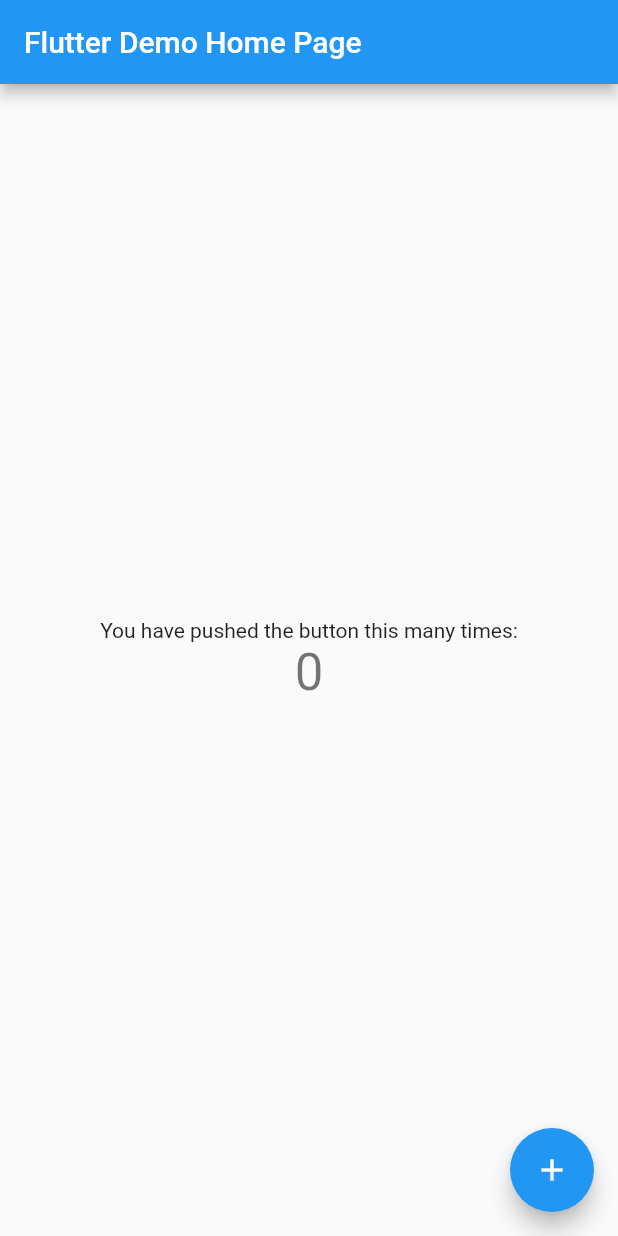
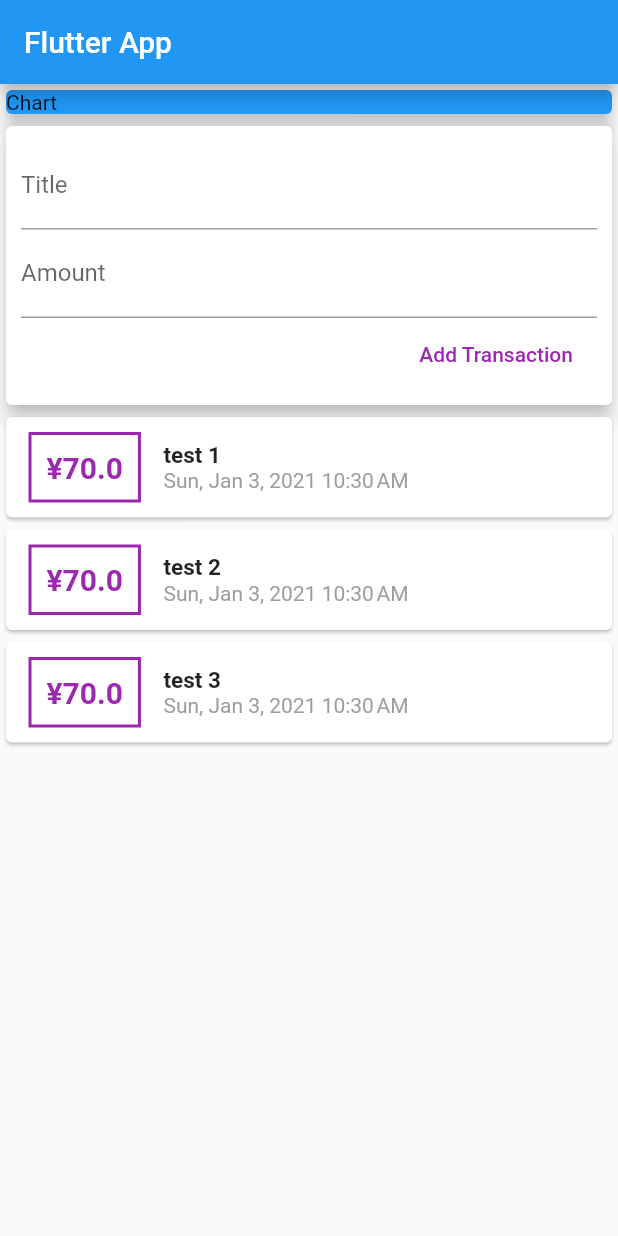
Before and after one commit to kananinirav/finance_app, a Flutter app: the screen it shows after launch, on a phone screen of 412 x 824 dp. Run offline on Flutter 3.47's test engine with Material 2 defaults, Android fonts, the phone set to English and light mode, and no system bars.

Commit message:
add new transaction to list done

```diff
--- /dev/null
+++ b/lib/View/create_transaction.dart
@@ -0,0 +1,44 @@
+import 'package:flutter/material.dart';
+
+class CreateTransaction extends StatelessWidget {
+  final Function addtx;
+  final titlecontroller = TextEditingController();
+  final amountController = TextEditingController();
+
+  CreateTransaction(this.addtx);
+
+  @override
+  Widget build(BuildContext context) {
+    return Card(
+      elevation: 5,
+      child: Container(
+        padding: EdgeInsets.all(10),
+        child: Column(
+          crossAxisAlignment: CrossAxisAlignment.end,
+          children: <Widget>[
+            TextField(
+              decoration: InputDecoration(labelText: 'Title'),
+              controller: titlecontroller,
+            ),
+            TextField(
+              decoration: InputDecoration(labelText: 'Amount'),
+              controller: amountController,
+            ),
+            FlatButton(
+              onPressed: () {
+                // print(titleInput);
+                // print(amountInput);
+                addtx(
+                    titlecontroller.text, double.parse(amountController.text));
+              },
+              child: Text(
+                'Add Transaction',
+              ),
+              textColor: Colors.purple,
+            )
+          ],
+        ),
+      ),
+    );
+  }
+}
--- /dev/null
+++ b/lib/View/transaction_list.dart
@@ -0,0 +1,50 @@
+import 'package:flutter/material.dart';
+import '../models/transaction.dart';
+import 'package:intl/intl.dart';
+
+class TransactionList extends StatelessWidget {
+  final List<Transaction> transactions;
+
+  TransactionList(this.transactions);
+
+  @override
+  Widget build(BuildContext context) {
+    return Column(
+      children: transactions.map((tx) {
+        return Card(
+          child: Row(
+            children: <Widget>[
+              Container(
+                  margin: EdgeInsets.symmetric(
+                    vertical: 10,
+                    horizontal: 15,
+                  ),
+                  decoration: BoxDecoration(
+                      border: Border.all(color: Colors.purple, width: 2)),
+                  padding: EdgeInsets.all(10),
+                  child: Text(
+                    '¥${tx.amount}',
+                    style: TextStyle(
+                        fontWeight: FontWeight.bold,
+                        fontSize: 20,
+                        color: Colors.purple),
+                  )),
+              Column(
+                crossAxisAlignment: CrossAxisAlignment.start,
+                children: [
+                  Text(tx.title,
+                      style:
+                          TextStyle(fontWeight: FontWeight.bold, fontSize: 15)),
+                  Text(
+                    DateFormat.yMMMEd().add_jm().format(tx.date),
+                    style: TextStyle(color: Colors.grey),
+                  )
+                ],
+              )
+            ],
+          ),
+        );
+      }).toList(),
+    );
+  }
+}
--- /dev/null
+++ b/lib/View/user_transactions.dart
@@ -0,0 +1,39 @@
+import 'package:flutter/material.dart';
+import './transaction_list.dart';
+import './create_transaction.dart';
+import '../models/transaction.dart';
+
+class UserTransactions extends StatefulWidget {
+  @override
+  _UserTransactionsState createState() => _UserTransactionsState();
+}
+
+class _UserTransactionsState extends State<UserTransactions> {
+  final List<Transaction> _userTtansactions = [
+    Transaction(id: '1', title: 'test 1', amount: 70, date: DateTime.now()),
+    Transaction(id: '2', title: 'test 2', amount: 70, date: DateTime.now()),
+    Transaction(id: '3', title: 'test 3', amount: 70, date: DateTime.now())
+  ];
+
+  void _addNewTransaction(String txTitle, double txAmount) {
+    final newTx = Transaction(
+        title: txTitle,
+        amount: txAmount,
+        date: DateTime.now(),
+        id: DateTime.now().toString());
+
+    setState(() {
+      _userTtansactions.add(newTx);
+    });
+  }
+
+  @override
+  Widget build(BuildContext context) {
+    return Column(
+      children: [
+        CreateTransaction(_addNewTransaction),
+        TransactionList(_userTtansactions)
+      ],
+    );
+  }
+}
--- a/lib/main.dart
+++ b/lib/main.dart
@@ -1,4 +1,5 @@
 import 'package:flutter/material.dart';
+import './View/user_transactions.dart';
 
 void main() {
   runApp(MyApp());
@@ -10,108 +11,34 @@ class MyApp extends StatelessWidget {
   Widget build(BuildContext context) {
     return MaterialApp(
       title: 'Flutter Demo',
-      theme: ThemeData(
-        // This is the theme of your application.
-        //
-        // Try running your application with "flutter run". You'll see the
-        // application has a blue toolbar. Then, without quitting the app, try
-        // changing the primarySwatch below to Colors.green and then invoke
-        // "hot reload" (press "r" in the console where you ran "flutter run",
-        // or simply save your changes to "hot reload" in a Flutter IDE).
-        // Notice that the counter didn't reset back to zero; the application
-        // is not restarted.
-        primarySwatch: Colors.blue,
-        // This makes the visual density adapt to the platform that you run
-        // the app on. For desktop platforms, the controls will be smaller and
-        // closer together (more dense) than on mobile platforms.
-        visualDensity: VisualDensity.adaptivePlatformDensity,
-      ),
-      home: MyHomePage(title: 'Flutter Demo Home Page'),
+      home: MyHomePage(),
     );
   }
 }
 
-class MyHomePage extends StatefulWidget {
-  MyHomePage({Key key, this.title}) : super(key: key);
-
-  // This widget is the home page of your application. It is stateful, meaning
-  // that it has a State object (defined below) that contains fields that affect
-  // how it looks.
-
-  // This class is the configuration for the state. It holds the values (in this
-  // case the title) provided by the parent (in this case the App widget) and
-  // used by the build method of the State. Fields in a Widget subclass are
-  // always marked "final".
-
-  final String title;
-
-  @override
-  _MyHomePageState createState() => _MyHomePageState();
-}
-
-class _MyHomePageState extends State<MyHomePage> {
-  int _counter = 0;
-
-  void _incrementCounter() {
-    setState(() {
-      // This call to setState tells the Flutter framework that something has
-      // changed in this State, which causes it to rerun the build method below
-      // so that the display can reflect the updated values. If we changed
-      // _counter without calling setState(), then the build method would not be
-      // called again, and so nothing would appear to happen.
-      _counter++;
-    });
-  }
+class MyHomePage extends StatelessWidget {
 
   @override
   Widget build(BuildContext context) {
-    // This method is rerun every time setState is called, for instance as done
-    // by the _incrementCounter method above.
-    //
-    // The Flutter framework has been optimized to make rerunning build methods
-    // fast, so that you can just rebuild anything that needs updating rather
-    // than having to individually change instances of widgets.
     return Scaffold(
       appBar: AppBar(
-        // Here we take the value from the MyHomePage object that was created by
-        // the App.build method, and use it to set our appbar title.
-        title: Text(widget.title),
+        title: Text('Flutter App'),
       ),
-      body: Center(
-        // Center is a layout widget. It takes a single child and positions it
-        // in the middle of the parent.
-        child: Column(
-          // Column is also a layout widget. It takes a list of children and
-          // arranges them vertically. By default, it sizes itself to fit its
-          // children horizontally, and tries to be as tall as its parent.
-          //
-          // Invoke "debug painting" (press "p" in the console, choose the
-          // "Toggle Debug Paint" action from the Flutter Inspector in Android
-          // Studio, or the "Toggle Debug Paint" command in Visual Studio Code)
-          // to see the wireframe for each widget.
-          //
-          // Column has various properties to control how it sizes itself and
-          // how it positions its children. Here we use mainAxisAlignment to
-          // center the children vertically; the main axis here is the vertical
-          // axis because Columns are vertical (the cross axis would be
-          // horizontal).
-          mainAxisAlignment: MainAxisAlignment.center,
-          children: <Widget>[
-            Text(
-              'You have pushed the button this many times:',
+      body: Column(
+        // mainAxisAlignment: MainAxisAlignment.spaceAround,
+        crossAxisAlignment: CrossAxisAlignment.stretch,
+        children: <Widget>[
+          Container(
+            width: double.infinity,
+            child: Card(
+              color: Colors.blue,
+              child: Text('Chart'),
+              elevation: 5,
             ),
-            Text(
-              '$_counter',
-              style: Theme.of(context).textTheme.headline4,
-            ),
-          ],
-        ),
+          ),
+          UserTransactions()
+        ],
       ),
-      floatingActionButton: FloatingActionButton(
-        onPressed: _incrementCounter,
-        tooltip: 'Increment',
-        child: Icon(Icons.add),
-      ), // This trailing comma makes auto-formatting nicer for build methods.
     );
   }
 }
--- /dev/null
+++ b/lib/models/transaction.dart
@@ -0,0 +1,15 @@
+import 'package:flutter/foundation.dart';
+class Transaction {
+  final String id;
+  final String title;
+  final double amount;
+  final DateTime date;
+
+  Transaction({
+   @required this.id,
+   @required this.title,
+   @required this.amount,
+   @required this.date
+  });
+
+}
--- a/pubspec.yaml
+++ b/pubspec.yaml
@@ -23,6 +23,7 @@ environment:
 dependencies:
   flutter:
     sdk: flutter
+  intl: ^0.15.8
 
 
   # The following adds the Cupertino Icons font to your application.
```
Also changed, not shown: pubspec.lock.
